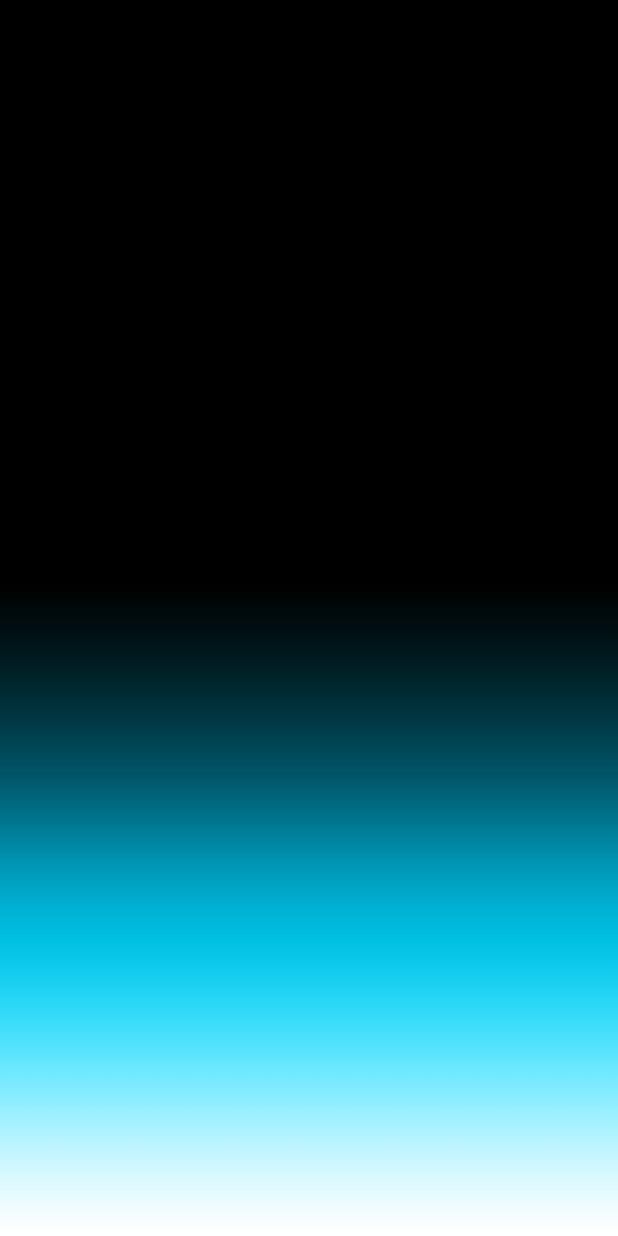
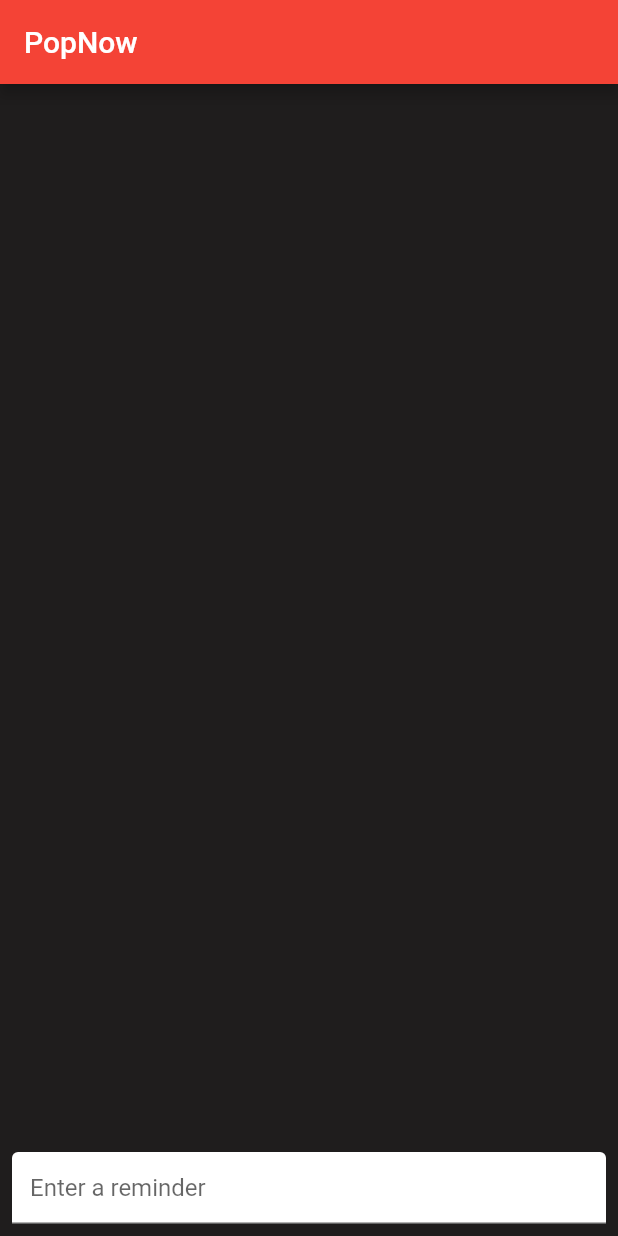
Before and after one commit to Abhinav0915/PopNow, a Flutter app: the screen it shows after launch, on a phone screen of 412 x 824 dp. Run offline on Flutter 3.47's test engine with Material 2 defaults, Android fonts, the phone set to English and light mode, and no system bars.

Commit message:
added reminders function

```diff
--- a/popnow/lib/homepage.dart
+++ b/popnow/lib/homepage.dart
@@ -8,19 +8,66 @@ class homepage extends StatefulWidget {
 }
 
 class _homepageState extends State<homepage> {
+  List<String> _reminders = [];
+
   @override
   Widget build(BuildContext context) {
-    return Scaffold(
-      body: SafeArea(
-        child: Container(
-           decoration:const  BoxDecoration(
-            image: DecorationImage(
-            image: AssetImage('assets/images/bg4.jpg'),
-            fit: BoxFit.cover,
+    return MaterialApp(
+      home: Scaffold(
+        backgroundColor: Color.fromARGB(255, 31, 29, 29),
+        appBar : AppBar(
+          title: const Text('PopNow'),
+          backgroundColor: Colors.red,
+        ),
+
+        body: Column(
+          children: [
+            Expanded(
+              child: ListView.builder(
+                itemCount: _reminders.length,
+                itemBuilder: (context, index) {
+                  return Card(
+                    child: ListTile(
+                      title: Text(_reminders[index]),
+                      trailing: IconButton(
+                        icon : Icon(Icons.delete),
+                        onPressed: () {
+                          setState(() {
+                            _reminders.removeAt(index);
+                          });
+                        },
+                      ),
+                    ),
+                  );
+                },
+              ),
+            ),
+            Padding(
+              padding: const EdgeInsets.all(8.0),
+              child: TextField(
+                decoration: const InputDecoration(
+                  hintText: 'Enter a reminder',
+                  filled: true,
+                  fillColor: Colors.white,
+                ),
+                onSubmitted: (value) {
+                  setState(() {
+                    _reminders.add(value);
+                  });
+                },
+              ),
             )
-           ),
-        ),
+          ]
+          ),
       ),
+      // backgroundColor: Color.fromARGB(97, 54, 54, 54),
+
+
+      // floatingActionButton: FloatingActionButton(
+      //   onPressed: () {},
+      //   backgroundColor: Colors.white,
+      //   child: const Icon(Icons.add),
+      // ),
     );
   }
 }
--- a/popnow/lib/main.dart
+++ b/popnow/lib/main.dart
@@ -21,7 +21,7 @@ class popnow extends StatelessWidget {
       initialRoute: '/',
       routes:
       {
-        '/': (context) => const homepage(),
+        '/': (context) =>  const homepage(),
         // '/second': (context) => const SecondRoute(),
       },
     );
--- a/popnow/pubspec.yaml
+++ b/popnow/pubspec.yaml
@@ -34,6 +34,8 @@ dependencies:
   # The following adds the Cupertino Icons font to your application.
   # Use with the CupertinoIcons class for iOS style icons.
   cupertino_icons: ^1.0.2
+  sqflite: ^2.0.3+1
+  datetime_picker_formfield: ^2.0.1
 
 dev_dependencies:
   flutter_test:
```
Also changed, not shown: popnow/assets/images/bg5.jpg (added), popnow/pubspec.lock, 1 other file.
